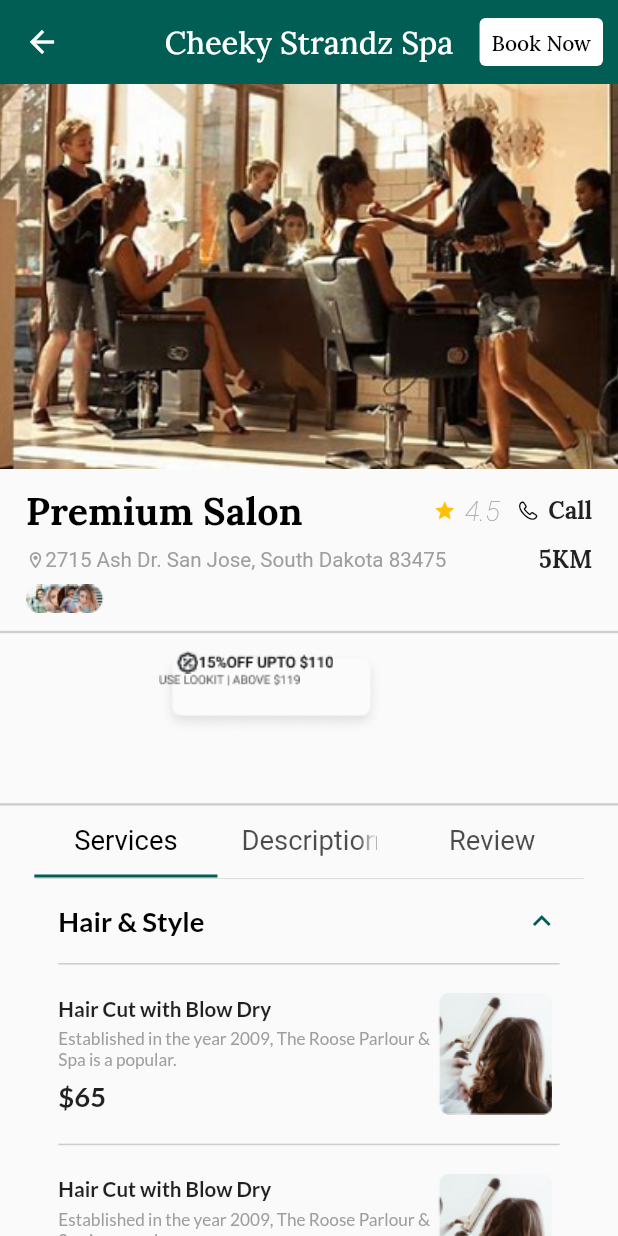
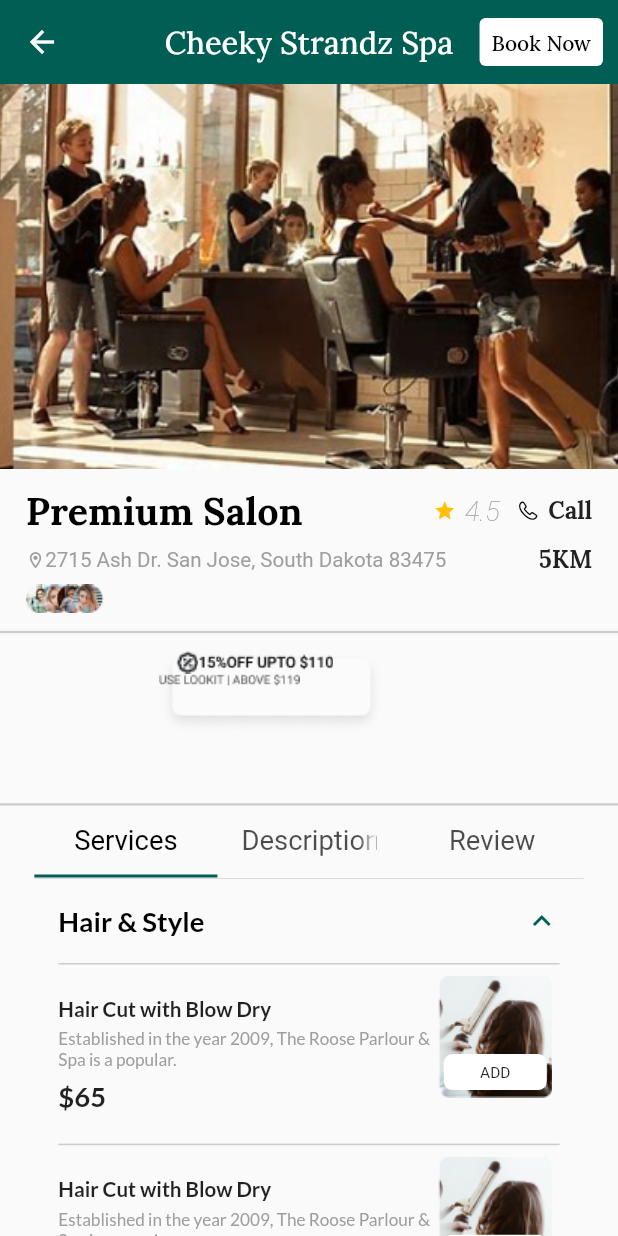
Before and after one commit to TheScriptRailoth/Hair-Haven, a Flutter app: the SalonPage screen opened directly, after a tap on "Hair & Style", on a phone screen of 412 x 824 dp. Run offline on Flutter 3.47's test engine with Material 2 defaults, Android fonts, the phone set to English and light mode, and no system bars; our stand-ins replace flutter_rating_bar, flutter_screenutil, get, google_fonts, google_nav_bar, velocity_x.

Commit message:
HAIR-HAVEN: Updated Hair&Style Menu
Signed-off-by: Ashutosh <am3718440@gmail.com>

```diff
--- a/lib/presentation/pages/salon_page.dart
+++ b/lib/presentation/pages/salon_page.dart
@@ -62,10 +62,41 @@ class _SalonPageState extends State<SalonPage> {
 
                   ],
                 ),
+                Stack(
+                  children: [
                     Container(
                       height: 81.h,
                       width: 76.w,
                       child: Image.asset('assets/images/hair_cut_and_blow.png'),
+                    ),
+                    Column(
+                      crossAxisAlignment: CrossAxisAlignment.center,
+                      children: [
+                        SizedBox(height: 50.h,),
+                        Row(
+                          mainAxisAlignment: MainAxisAlignment.center,
+                          crossAxisAlignment: CrossAxisAlignment.center,
+                          children: [
+                            SizedBox(width: 8.w,),
+                            Container(
+                              height: 20.h,
+                              width: 60.w,
+                              decoration: BoxDecoration(
+                                  color: Colors.white,
+                                  borderRadius: BorderRadius.circular(5.r)
+                              ),
+                              child: Center(
+                                child: Text("ADD", style: GoogleFonts.roboto(
+                                    fontWeight: FontWeight.w400,
+                                    fontSize: 9.sp
+                                ),),
+                              ),
+                            ),
+                          ],
+                        ),
+                      ],
+                    )
+                  ],
                 )
               ],
             ),
@@ -105,10 +136,41 @@ class _SalonPageState extends State<SalonPage> {
 
                   ],
                 ),
+                Stack(
+                  children: [
                     Container(
                       height: 81.h,
                       width: 76.w,
                       child: Image.asset('assets/images/hair_cut_and_blow.png'),
+                    ),
+                    Column(
+                      crossAxisAlignment: CrossAxisAlignment.center,
+                      children: [
+                        SizedBox(height: 50.h,),
+                        Row(
+                          mainAxisAlignment: MainAxisAlignment.center,
+                          crossAxisAlignment: CrossAxisAlignment.center,
+                          children: [
+                            SizedBox(width: 8.w,),
+                            Container(
+                              height: 20.h,
+                              width: 60.w,
+                              decoration: BoxDecoration(
+                                  color: Colors.white,
+                                borderRadius: BorderRadius.circular(5.r)
+                              ),
+                              child: Center(
+                                child: Text("ADD", style: GoogleFonts.roboto(
+                                  fontWeight: FontWeight.w400,
+                                  fontSize: 9.sp
+                                ),),
+                              ),
+                            ),
+                          ],
+                        ),
+                      ],
+                    )
+                  ],
                 )
               ],
             ),
```
Lines whose indentation alone changed are shown as unchanged.
